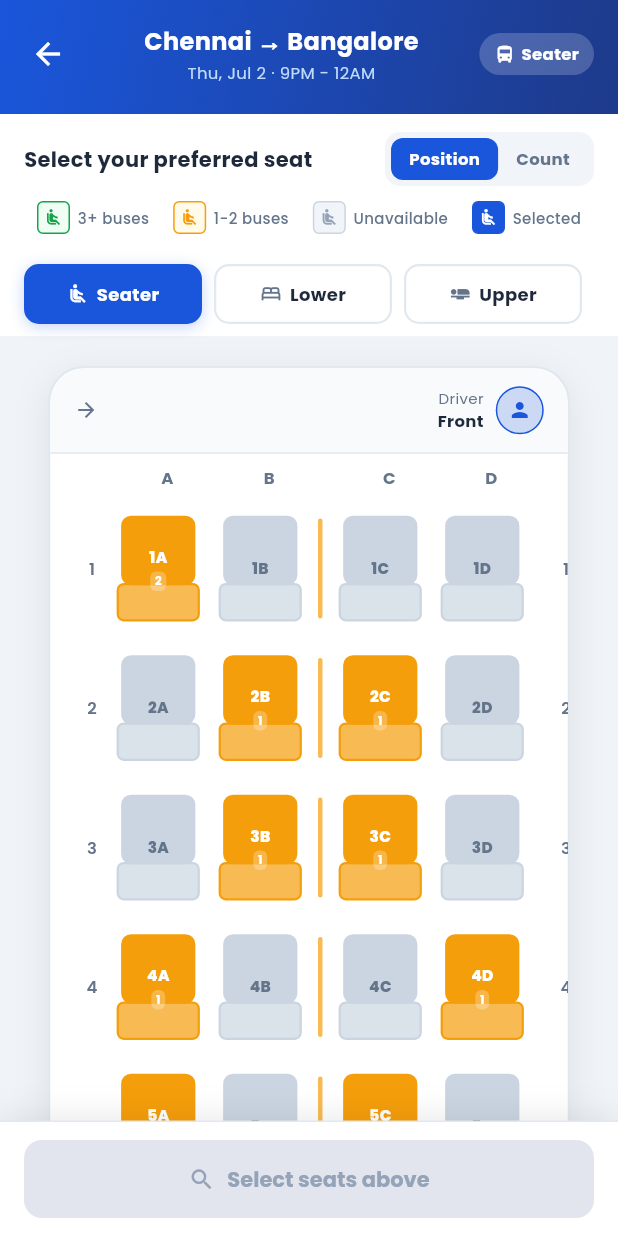
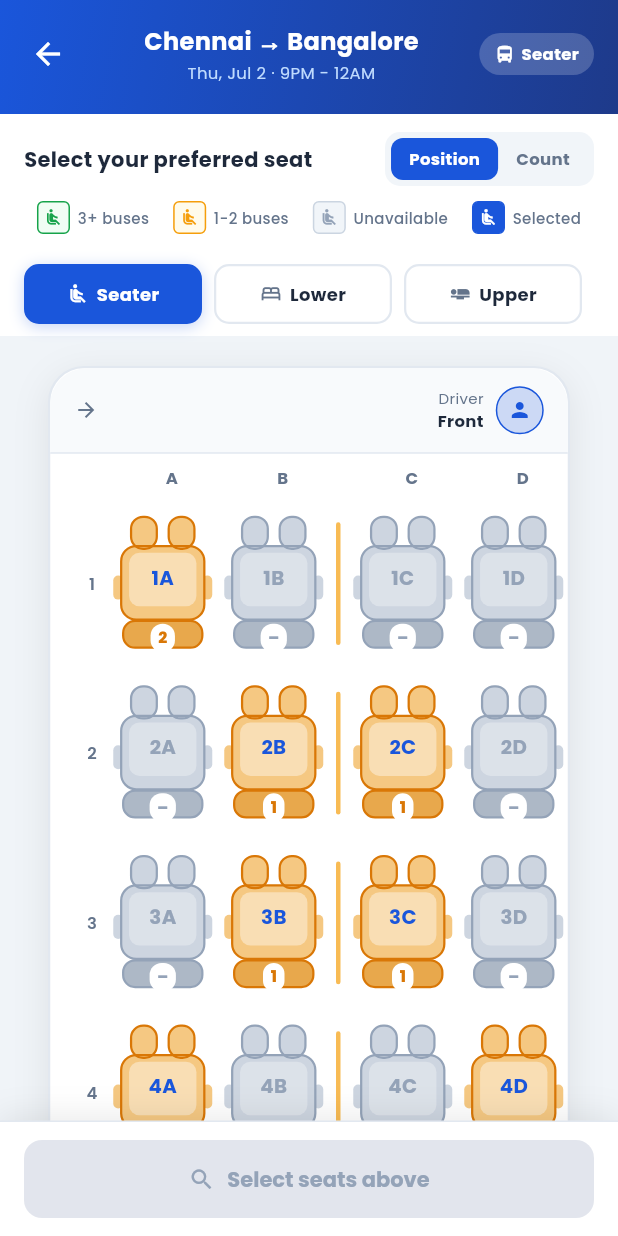
Before and after one commit to NitheeshMuruganantham/Bus-Aggregator, a Flutter app: the screen it shows after launch, after a tap on the "swap vert" icon, after a tap on "Search buses →", on a phone screen of 412 x 824 dp. Run offline on Flutter 3.47's test engine with Material 3 defaults, Android fonts, the phone set to English and light mode, and no system bars; our stand-ins replace google_fonts, shared_preferences, shimmer.

Commit message:
Update berth colors to match seat color scheme
- Updated TopViewBerthPainter to use same color calculations as TopViewSeatPainter
- Added count parameter to TopViewBerthPainter for proper color based on availability
- Berth now uses same colors: blue-grey for 3+ buses, amber for 1-2 buses, grey for unavailable
- Border color matches seat: blue for available, orange for limited, grey for unavailable
- Pillow color also follows seat color scheme with darker shade for selected state

```diff
--- a/lib/screens/seat_selection_screen.dart
+++ b/lib/screens/seat_selection_screen.dart
@@ -1449,10 +1449,10 @@ Widget _templateTab(
 
     // Adaptive seat size
     final seatW = ((shellW - 72) / 4)
-      .clamp(36.0, 60.0);
+      .clamp(40.0, 66.0);
     final seatH = isBerth
-      ? seatW * 0.6   // berths are wider flatter
-      : seatW * 1.15; // seats are taller
+      ? seatW * 0.75  // berths are wider flatter
+      : seatW * 1.35; // seats are taller
     final rowH = seatH + 20;
 
     return Container(
@@ -1722,12 +1722,6 @@ Widget _buildTopViewSeat(
     activeTemplate]!.contains(seatId);
   final isAvailable = count > 0;
 
-  final seaterBusesForThisSeat = routeBuses
-    .where((b) => b.layout != 'Lower' &&
-      b.layout != 'Upper' &&
-      b.availableSeats.contains(seatId))
-    .toList();
-
   final hasWomenOnly = UniversalTemplateLogic
     .getWomenOnlyBuses(
       seatId,
@@ -1739,10 +1733,10 @@ Widget _buildTopViewSeat(
   final Color seatColor = isSelected
     ? const Color(0xFF1A56DB)
     : count >= 3
-      ? const Color(0xFF16A34A)
+      ? const Color(0xFFB8C8F0)  // blue-grey
       : count > 0
-        ? const Color(0xFFF59E0B)
-        : const Color(0xFFCBD5E1);
+        ? const Color(0xFFF5C882)  // amber/orange
+        : const Color(0xFFCDD5E0); // grey
 
   return GestureDetector(
     onTap: isAvailable
@@ -1755,59 +1749,67 @@ Widget _buildTopViewSeat(
         clipBehavior: Clip.none,
         children: [
           CustomPaint(
+            size: Size(seatW, seatH),
             painter: TopViewSeatPainter(
               color: seatColor,
               isSelected: isSelected,
               isAvailable: isAvailable,
-            ),
+              count: count,
+            ),
+          ),
+          // Seat ID text (center of inner cushion area)
+          Positioned(
+            top: seatH * 0.35,
+            left: 0,
+            right: 0,
             child: Center(
-              child: Column(
-                mainAxisAlignment:
-                  MainAxisAlignment.center,
-                children: [
-                  Text(
+              child: Text(
                 seatId,
                 style: TextStyle(
+                  fontSize: seatW * 0.20,
+                  fontWeight: FontWeight.w700,
                   color: isSelected
                     ? Colors.white
-                        : isAvailable
-                            ? Colors.white
-                            : const Color(0xFF64748B),
-                      fontSize: seatW * 0.17,
+                    : count > 0
+                      ? const Color(0xFF1A56DB)
+                      : const Color(0xFF94A3B8),
+                  fontFamily: GoogleFonts.poppins()
+                    .fontFamily,
+                ),
+              ),
+            ),
+          ),
+          // Count badge (white pill at bottom)
+          Positioned(
+            top: seatH * 0.80,
+            left: 0,
+            right: 0,
+            child: Center(
+              child: Container(
+                padding: const EdgeInsets.symmetric(
+                  horizontal: 5,
+                  vertical: 2,
+                ),
+                decoration: BoxDecoration(
+                  color: Colors.white,
+                  borderRadius: BorderRadius.circular(8),
+                ),
+                child: Text(
+                  count > 0 ? '$count' : '–',
+                  style: TextStyle(
+                    fontSize: seatW * 0.16,
                     fontWeight: FontWeight.w800,
-                      fontFamily:
-                        GoogleFonts.poppins()
+                    color: isSelected
+                      ? const Color(0xFF1A56DB)
+                      : count >= 3
+                        ? const Color(0xFF1A56DB)
+                        : count > 0
+                          ? const Color(0xFFD97706)
+                          : const Color(0xFF94A3B8),
+                    fontFamily: GoogleFonts.poppins()
                       .fontFamily,
                   ),
                 ),
-                  if (count > 0)
-                    Container(
-                      margin: const EdgeInsets
-                        .only(top: 2),
-                      padding:
-                        const EdgeInsets.symmetric(
-                          horizontal: 3,
-                          vertical: 1,
-                        ),
-                      decoration: BoxDecoration(
-                        color: Colors.white
-                          .withOpacity(0.25),
-                        borderRadius:
-                          BorderRadius.circular(4),
-                      ),
-                      child: Text(
-                        '$count',
-                        style: TextStyle(
-                          color: Colors.white,
-                          fontSize: seatW * 0.13,
-                          fontWeight: FontWeight.w700,
-                          fontFamily:
-                            GoogleFonts.poppins()
-                            .fontFamily,
-                        ),
-                      ),
-                    ),
-                ],
               ),
             ),
           ),
@@ -1858,10 +1860,10 @@ Widget _buildTopViewBerth(
   final Color berthColor = isSelected
     ? const Color(0xFF1A56DB)
     : count >= 3
-      ? const Color(0xFF16A34A)
+      ? const Color(0xFFB8C8F0)
       : count > 0
-        ? const Color(0xFFF59E0B)
-        : const Color(0xFFCBD5E1);
+        ? const Color(0xFFF5C882)
+        : const Color(0xFFCDD5E0);
 
   return GestureDetector(
     onTap: isAvailable
@@ -1874,44 +1876,30 @@ Widget _buildTopViewBerth(
         clipBehavior: Clip.none,
         children: [
           CustomPaint(
+            size: Size(seatW, seatH),
             painter: TopViewBerthPainter(
               color: berthColor,
               isSelected: isSelected,
               isLower: activeTemplate == 'Lower',
-            ),
-            child: Center(
-              child: Column(
-                mainAxisAlignment:
-                  MainAxisAlignment.center,
-                children: [
-                  Text(
-                    seatId,
+              count: count,
+            ),
+          ),
+          // Count badge centered (bold)
+          Center(
+            child: Text(
+              count > 0 ? '$count' : '–',
               style: TextStyle(
+                fontSize: seatW * 0.20,
+                fontWeight: FontWeight.w900,
                 color: isSelected
                   ? Colors.white
-                        : isAvailable
-                            ? Colors.white
-                            : const Color(0xFF64748B),
-                      fontSize: seatW * 0.15,
-                      fontWeight: FontWeight.w800,
-                      fontFamily:
-                        GoogleFonts.poppins()
+                  : count >= 3
+                    ? const Color(0xFF1A56DB)
+                    : count > 0
+                      ? const Color(0xFFD97706)
+                      : const Color(0xFF94A3B8),
+                fontFamily: GoogleFonts.poppins()
                   .fontFamily,
-                    ),
-                  ),
-                  if (count > 0)
-                    Text(
-                      '$count',
-                      style: TextStyle(
-                        color: Colors.white
-                          .withOpacity(0.8),
-                        fontSize: seatW * 0.13,
-                        fontFamily:
-                          GoogleFonts.poppins()
-                          .fontFamily,
-                      ),
-                    ),
-                ],
               ),
             ),
           ),
@@ -3178,52 +3166,198 @@ class BerthShapePainter extends CustomPainter {
     old.primaryColor != primaryColor;
 }
 
-// TopViewSeatPainter - draws top view seat
+// TopViewSeatPainter - draws realistic seat with headrest, armrests, cushion
 class TopViewSeatPainter extends CustomPainter {
   final Color color;
   final bool isSelected;
   final bool isAvailable;
-
-  TopViewSeatPainter({
+  final int count;
+
+  const TopViewSeatPainter({
     required this.color,
     required this.isSelected,
     required this.isAvailable,
+    required this.count,
   });
 
   @override
   void paint(Canvas canvas, Size size) {
-    final paint = Paint()..style = PaintingStyle.fill;
     final w = size.width;
     final h = size.height;
-
-    // Seat back (taller section)
-    paint.color = color;
-    final backRect = RRect.fromRectAndRadius(
-      Rect.fromLTWH(w * 0.1, 0, w * 0.8, h * 0.65),
-      const Radius.circular(6),
-    );
-    canvas.drawRRect(backRect, paint);
-
-    // Seat cushion (bottom section)
-    paint.color = color.withOpacity(0.7);
-    final cushionRect = RRect.fromRectAndRadius(
-      Rect.fromLTWH(w * 0.05, h * 0.65, w * 0.9, h * 0.35),
+    final paint = Paint()
+      ..style = PaintingStyle.fill
+      ..isAntiAlias = true;
+
+    // Color calculations based on availability
+    final seatFillColor = isSelected
+      ? const Color(0xFF1A56DB)
+      : color;
+    final innerLighterColor = isSelected
+      ? Colors.white.withOpacity(0.15)
+      : count >= 3
+        ? Colors.white.withOpacity(0.45)
+        : count > 0
+          ? Colors.white.withOpacity(0.40)
+          : Colors.white.withOpacity(0.30);
+    final cushionColor = isSelected
+      ? const Color(0xFF1545A8)
+      : count >= 3
+        ? const Color(0xFF9BAED8)
+        : count > 0
+          ? const Color(0xFFE8A84C)
+          : const Color(0xFFADB8C6);
+    final borderColor = isSelected
+      ? const Color(0xFF1A56DB)
+      : count >= 3
+        ? const Color(0xFF1A56DB)
+        : count > 0
+          ? const Color(0xFFD97706)
+          : const Color(0xFF94A3B8);
+
+    // Step 1: Draw seat back (main body)
+    paint.color = seatFillColor;
+    canvas.drawRRect(
+      RRect.fromRectAndRadius(
+        Rect.fromLTWH(
+          w * 0.08, h * 0.22,
+          w * 0.84, h * 0.55,
+        ),
+        const Radius.circular(10),
+      ),
+      paint,
+    );
+
+    // Step 2: Draw headrest (two bumps at top)
+    // Left bump
+    canvas.drawRRect(
+      RRect.fromRectAndRadius(
+        Rect.fromLTWH(
+          w * 0.18, 0,
+          w * 0.26, h * 0.24,
+        ),
+        const Radius.circular(8),
+      ),
+      paint,
+    );
+    // Right bump
+    canvas.drawRRect(
+      RRect.fromRectAndRadius(
+        Rect.fromLTWH(
+          w * 0.56, 0,
+          w * 0.26, h * 0.24,
+        ),
+        const Radius.circular(8),
+      ),
+      paint,
+    );
+
+    // Step 3: Inner seat back cushion impression
+    paint.color = innerLighterColor;
+    canvas.drawRRect(
+      RRect.fromRectAndRadius(
+        Rect.fromLTWH(
+          w * 0.16, h * 0.27,
+          w * 0.68, h * 0.40,
+        ),
+        const Radius.circular(7),
+      ),
+      paint,
+    );
+
+    // Step 4: Left armrest
+    paint.color = seatFillColor;
+    canvas.drawRRect(
+      RRect.fromRectAndRadius(
+        Rect.fromLTWH(
+          0, h * 0.44,
+          w * 0.10, h * 0.18,
+        ),
         const Radius.circular(4),
-    );
-    canvas.drawRRect(cushionRect, paint);
-
-    // Border
+      ),
+      paint,
+    );
+
+    // Step 5: Right armrest
+    canvas.drawRRect(
+      RRect.fromRectAndRadius(
+        Rect.fromLTWH(
+          w * 0.90, h * 0.44,
+          w * 0.10, h * 0.18,
+        ),
+        const Radius.circular(4),
+      ),
+      paint,
+    );
+
+    // Step 6: Seat cushion (bottom section)
+    paint.color = cushionColor;
+    canvas.drawRRect(
+      RRect.fromRectAndRadius(
+        Rect.fromLTWH(
+          w * 0.10, h * 0.78,
+          w * 0.80, h * 0.20,
+        ),
+        const Radius.circular(8),
+      ),
+      paint,
+    );
+
+    // Step 7: Border outline around entire shape
     paint
-      ..color = color
+      ..color = borderColor
       ..style = PaintingStyle.stroke
-      ..strokeWidth = isSelected ? 2.0 : 1.5;
-    canvas.drawRRect(backRect, paint);
-    canvas.drawRRect(cushionRect, paint);
+      ..strokeWidth = 1.5;
+    // Border around seat back
+    canvas.drawRRect(
+      RRect.fromRectAndRadius(
+        Rect.fromLTWH(
+          w * 0.08, h * 0.22,
+          w * 0.84, h * 0.55,
+        ),
+        const Radius.circular(10),
+      ),
+      paint,
+    );
+    // Border around headrest bumps
+    canvas.drawRRect(
+      RRect.fromRectAndRadius(
+        Rect.fromLTWH(
+          w * 0.18, 0,
+          w * 0.26, h * 0.24,
+        ),
+        const Radius.circular(8),
+      ),
+      paint,
+    );
+    canvas.drawRRect(
+      RRect.fromRectAndRadius(
+        Rect.fromLTWH(
+          w * 0.56, 0,
+          w * 0.26, h * 0.24,
+        ),
+        const Radius.circular(8),
+      ),
+      paint,
+    );
+    // Border around cushion
+    canvas.drawRRect(
+      RRect.fromRectAndRadius(
+        Rect.fromLTWH(
+          w * 0.10, h * 0.78,
+          w * 0.80, h * 0.20,
+        ),
+        const Radius.circular(8),
+      ),
+      paint,
+    );
+    paint.style = PaintingStyle.fill;
   }
 
   @override
   bool shouldRepaint(TopViewSeatPainter old) =>
-    old.color != color || old.isSelected != isSelected;
+    old.color != color ||
+    old.isSelected != isSelected ||
+    old.count != count;
 }
 
 // TopViewBerthPainter - draws top view berth
@@ -3231,68 +3365,112 @@ class TopViewBerthPainter extends CustomPainter {
   final Color color;
   final bool isSelected;
   final bool isLower;
-
-  TopViewBerthPainter({
+  final int count;
+
+  const TopViewBerthPainter({
     required this.color,
     required this.isSelected,
     required this.isLower,
+    required this.count,
   });
 
   @override
   void paint(Canvas canvas, Size size) {
-    final paint = Paint()..style = PaintingStyle.fill;
     final w = size.width;
     final h = size.height;
-
-    // Mattress
-    paint.color = color;
-    final mattressRect = RRect.fromRectAndRadius(
-      Rect.fromLTWH(0, h * 0.1, w, h * 0.8),
-      const Radius.circular(6),
-    );
-    canvas.drawRRect(mattressRect, paint);
-
-    // Pillow
-    paint.color = color.withOpacity(0.6);
-    final pillowRect = RRect.fromRectAndRadius(
-      Rect.fromLTWH(w * 0.05, h * 0.15, w * 0.25, h * 0.7),
-      const Radius.circular(4),
-    );
-    canvas.drawRRect(pillowRect, paint);
-
-    // Guard rail
-    paint.color = color.withOpacity(0.8);
-    if (isLower) {
-      // Bottom guard rail
+    final paint = Paint()
+      ..style = PaintingStyle.fill
+      ..isAntiAlias = true;
+
+    // Color calculations based on availability (same as seat)
+    final berthFillColor = isSelected
+      ? const Color(0xFF1A56DB)
+      : color;
+    final innerLighterColor = isSelected
+      ? Colors.white.withOpacity(0.15)
+      : count >= 3
+        ? Colors.white.withOpacity(0.45)
+        : count > 0
+          ? Colors.white.withOpacity(0.40)
+          : Colors.white.withOpacity(0.30);
+    final pillowColor = isSelected
+      ? const Color(0xFF1545A8)
+      : count >= 3
+        ? const Color(0xFF9BAED8)
+        : count > 0
+          ? const Color(0xFFE8A84C)
+          : const Color(0xFFADB8C6);
+    final borderColor = isSelected
+      ? const Color(0xFF1A56DB)
+      : count >= 3
+        ? const Color(0xFF1A56DB)
+        : count > 0
+          ? const Color(0xFFD97706)
+          : const Color(0xFF94A3B8);
+
+    // MAIN BERTH RECTANGLE
+    paint.color = berthFillColor;
+    final berthRect = RRect.fromRectAndRadius(
+      Rect.fromLTWH(0, h * 0.05, w, h * 0.90),
+      const Radius.circular(10),
+    );
+    canvas.drawRRect(berthRect, paint);
+
+    // INNER LIGHTER AREA (mattress)
+    paint.color = innerLighterColor;
     canvas.drawRRect(
       RRect.fromRectAndRadius(
-          Rect.fromLTWH(0, h * 0.85, w, h * 0.15),
-          const Radius.circular(3),
+        Rect.fromLTWH(
+          w * 0.22, h * 0.12,
+          w * 0.72, h * 0.70,
+        ),
+        const Radius.circular(7),
       ),
       paint,
     );
-    } else {
-      // Top guard rail
+
+    // PILLOW (left side rectangle)
+    paint.color = pillowColor;
     canvas.drawRRect(
       RRect.fromRectAndRadius(
-          Rect.fromLTWH(0, 0, w, h * 0.15),
-          const Radius.circular(3),
+        Rect.fromLTWH(
+          w * 0.04, h * 0.12,
+          w * 0.15, h * 0.70,
+        ),
+        const Radius.circular(6),
       ),
       paint,
     );
-    }
-
-    // Border
+
+    // Pillow inner highlight
+    paint.color = Colors.white.withOpacity(
+      isSelected ? 0.15 : 0.45,
+    );
+    canvas.drawRRect(
+      RRect.fromRectAndRadius(
+        Rect.fromLTWH(
+          w * 0.05, h * 0.15,
+          w * 0.12, h * 0.35,
+        ),
+        const Radius.circular(4),
+      ),
+      paint,
+    );
+
+    // BORDER
     paint
-      ..color = color
+      ..color = borderColor
       ..style = PaintingStyle.stroke
-      ..strokeWidth = isSelected ? 2.0 : 1.5;
-    canvas.drawRRect(mattressRect, paint);
+      ..strokeWidth = 1.5;
+    canvas.drawRRect(berthRect, paint);
+    paint.style = PaintingStyle.fill;
   }
 
   @override
   bool shouldRepaint(TopViewBerthPainter old) =>
-    old.color != color || old.isSelected != isSelected;
+    old.color != color ||
+    old.isSelected != isSelected ||
+    old.count != count;
 }
 
 // TemplateData - holds seat counts and bus maps for all templates
```
Lines whose indentation alone changed are shown as unchanged.
